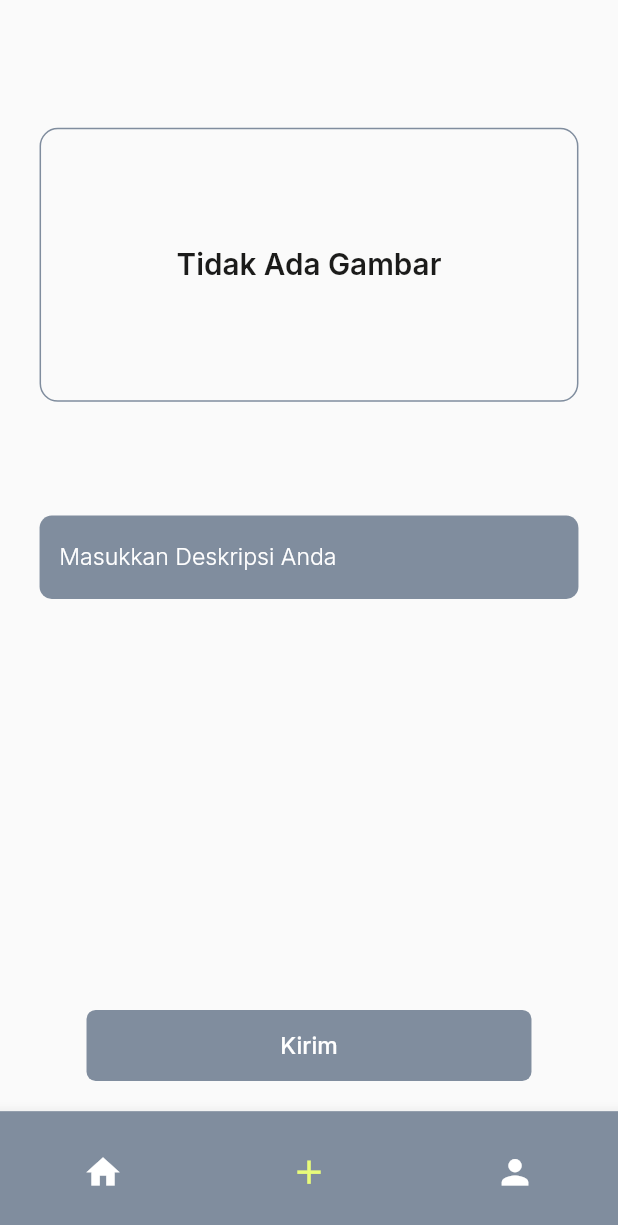
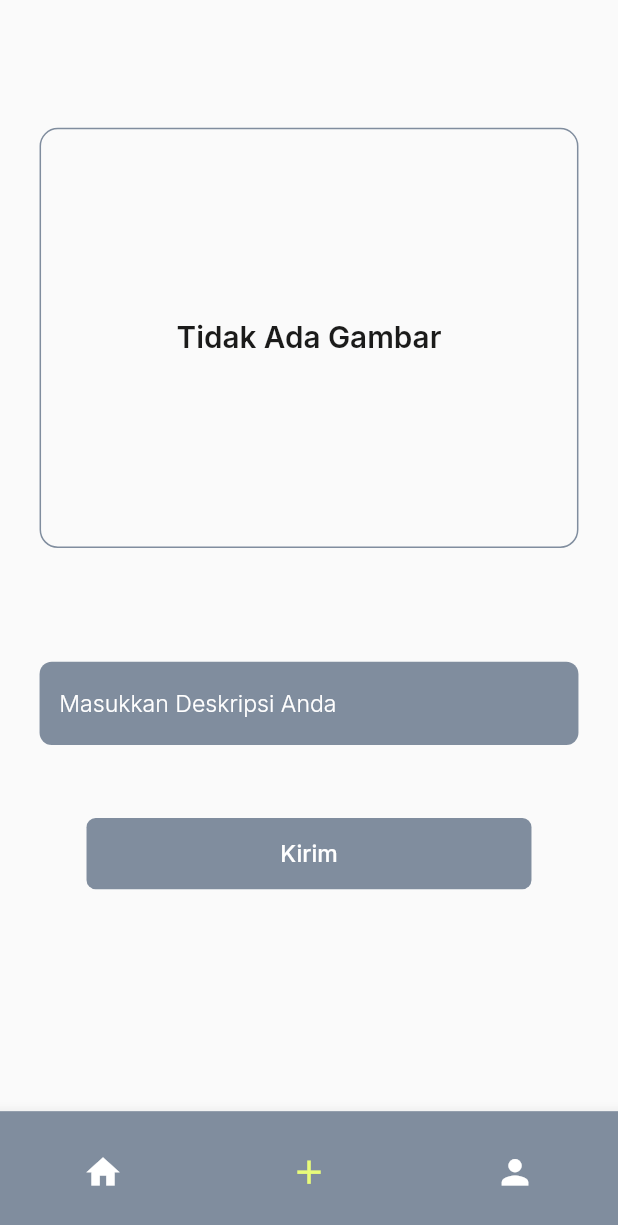
Before and after one commit to muhAzri/story_app, a Flutter app: the MainPage screen opened directly with empty values, item 2 of the bottom bar chosen, on a phone screen of 412 x 824 dp. Shown: the top 1225 px of the screen. Run offline on Flutter 3.47's test engine with Material 2 defaults, Android fonts, the phone set to English and light mode, and no system bars; our stand-ins replace another_flushbar, equatable, flutter_bloc, flutter_image_compress, flutter_screenutil, flutter_secure_storage and 2 more; accounts and stored records are empty; generated files the repository leaves out were written again; network calls fail.

Commit message:
bug fix + overflow fix

```diff
--- a/lib/bloc/auth/auth_state.dart
+++ b/lib/bloc/auth/auth_state.dart
@@ -10,6 +10,8 @@ abstract class AuthState extends Equatable {
 class AuthInitial extends AuthState {}
 
 class AuthLoading extends AuthState {}
+
+class AuthUserCreated extends AuthState {}
 
 class AuthFailed extends AuthState {
   final String e;
--- a/lib/l10n/app_en.arb
+++ b/lib/l10n/app_en.arb
@@ -10,7 +10,7 @@
   "signInTitle": "Sign In",
   "signInButton": "Sign In",
   "signInToSignUpText": "Don't have an account? Sign Up",
-  "signUnToSignInText": "Already Have Account? Login",
+  "signUpToSignInText": "Already Have Account? Login",
   "successSignUpMessage": "Registration Successful",
   "signUpTitle": "Sign Up",
   "selectImageSource": "Select Image Source",
--- a/lib/l10n/app_id.arb
+++ b/lib/l10n/app_id.arb
@@ -10,7 +10,7 @@
     "signInTitle": "Masuk",
     "signInButton": "Masuk",
     "signInToSignUpText": "Tidak Punya Akun? Daftar",
-    "signUnToSignInText": "Sudah Punya Akun? Login",
+    "signUpToSignInText": "Sudah Punya Akun? Login",
     "successSignUpMessage": "Berhasil mendaftar",
     "signUpTitle": "Daftar",
     "selectImageSource": "Pilih Sumber Gambar",
--- a/lib/view/pages/main/main_page.dart
+++ b/lib/view/pages/main/main_page.dart
@@ -38,6 +38,7 @@ class _MainPageState extends State<MainPage> {
   Widget build(BuildContext context) {
     return Scaffold(
       bottomNavigationBar: _buildBottomNavigationBar(),
+      resizeToAvoidBottomInset: false,
       body: _buildBody(),
     );
   }
--- a/lib/view/pages/main/upload_story_page.dart
+++ b/lib/view/pages/main/upload_story_page.dart
@@ -36,13 +36,15 @@ class _UploadStoryPageState extends State<UploadStoryPage> {
 
   @override
   Widget build(BuildContext context) {
-    return Container(
+    return SingleChildScrollView(
+      child: Container(
         margin: EdgeInsets.symmetric(horizontal: 24.w),
         child: Column(
           children: [
             _buildImage(),
             _buildForms(),
           ],
+        ),
       ),
     );
   }
@@ -52,8 +54,9 @@ class _UploadStoryPageState extends State<UploadStoryPage> {
       onTap: () {
         showSelectImageDialog(context);
       },
+      child: ConstrainedBox(
+        constraints: BoxConstraints(maxHeight: 360.h),
         child: Container(
-        height: 180.h,
           width: double.infinity,
           margin: EdgeInsets.only(
             top: 84.h,
@@ -79,7 +82,7 @@ class _UploadStoryPageState extends State<UploadStoryPage> {
                   File(
                     selectedImage!.path,
                   ),
-                fit: BoxFit.cover,
+                ),
         ),
       ),
     );
@@ -106,8 +109,16 @@ class _UploadStoryPageState extends State<UploadStoryPage> {
               hintText: AppLocalizations.of(context)!.inputYourDescription,
               controller: descriptionController,
             ),
-            Container(
-              margin: EdgeInsets.only(bottom: 24.h, top: 270.h),
+            _buildButton(),
+          ],
+        ),
+      ),
+    );
+  }
+
+  Widget _buildButton() {
+    return Container(
+      margin: EdgeInsets.only(top: 48.h),
       child: CustomTextButton(
         width: 270.w,
         title: AppLocalizations.of(context)!.submit,
@@ -125,10 +136,6 @@ class _UploadStoryPageState extends State<UploadStoryPage> {
             showCustomSnackbar(context, 'Semua Field Harus Terisi');
           }
         },
-              ),
-            )
-          ],
-        ),
       ),
     );
   }
```
Also changed, not shown: lib/bloc/auth/auth_bloc.dart (+6 -2 lines), lib/router/router_delegate.dart (+7 -5 lines), lib/services/auth_service.dart (+2 -7 lines), lib/view/pages/authentication/sign_in_page.dart (+13 -8 lines), lib/view/pages/authentication/sign_up_page.dart (+26 -17 lines), lib/view/pages/splash_page.dart (+17 -8 lines), 1 other file. Lines whose indentation alone changed are shown as unchanged.
